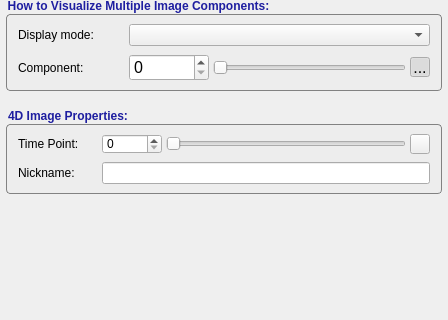
Before: the Qt Designer form GUI/Qt/Components/GeneralLayerInspector.ui in pyushkevich/itksnap, drawn with Qt 5; both pictures show x 0 to 448 and y 292 to 612 of the 448 by 612 pixel window.
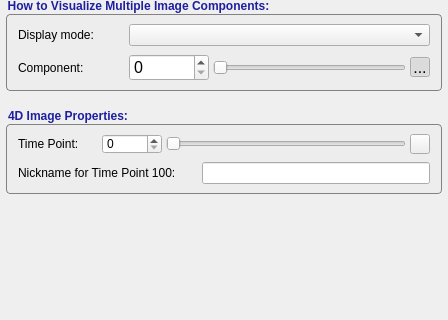
After: the same form once the commit is applied. Icons and pictures are not drawn. Custom widgets are drawn as their Qt base class.

Commit message: czi-109: added tp value to tp nickname label

```diff
--- a/GUI/Qt/Components/GeneralLayerInspector.ui
+++ b/GUI/Qt/Components/GeneralLayerInspector.ui
@@ -670,25 +670,25 @@
          <item row="0" column="0">
           <widget class="QLabel" name="lblTBNickname">
            <property name="sizePolicy">
-            <sizepolicy hsizetype="Fixed" vsizetype="Fixed">
+            <sizepolicy hsizetype="Preferred" vsizetype="Fixed">
              <horstretch>0</horstretch>
              <verstretch>0</verstretch>
             </sizepolicy>
            </property>
            <property name="minimumSize">
             <size>
-             <width>80</width>
+             <width>180</width>
              <height>20</height>
             </size>
            </property>
            <property name="maximumSize">
             <size>
-             <width>80</width>
+             <width>210</width>
              <height>20</height>
             </size>
            </property>
            <property name="text">
-            <string>Nickname:</string>
+            <string>Nickname for Time Point 100:</string>
            </property>
           </widget>
          </item>
```
Left out of the diff: 8 changed lines with no effect on the pictures. The commit also changes 2 other files.
